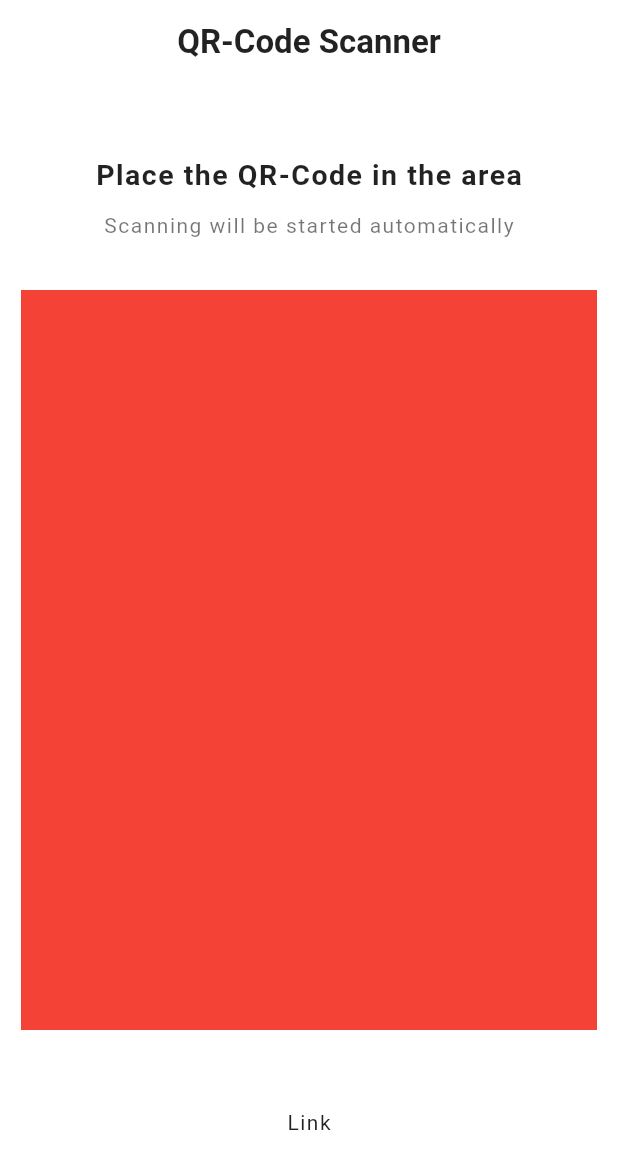
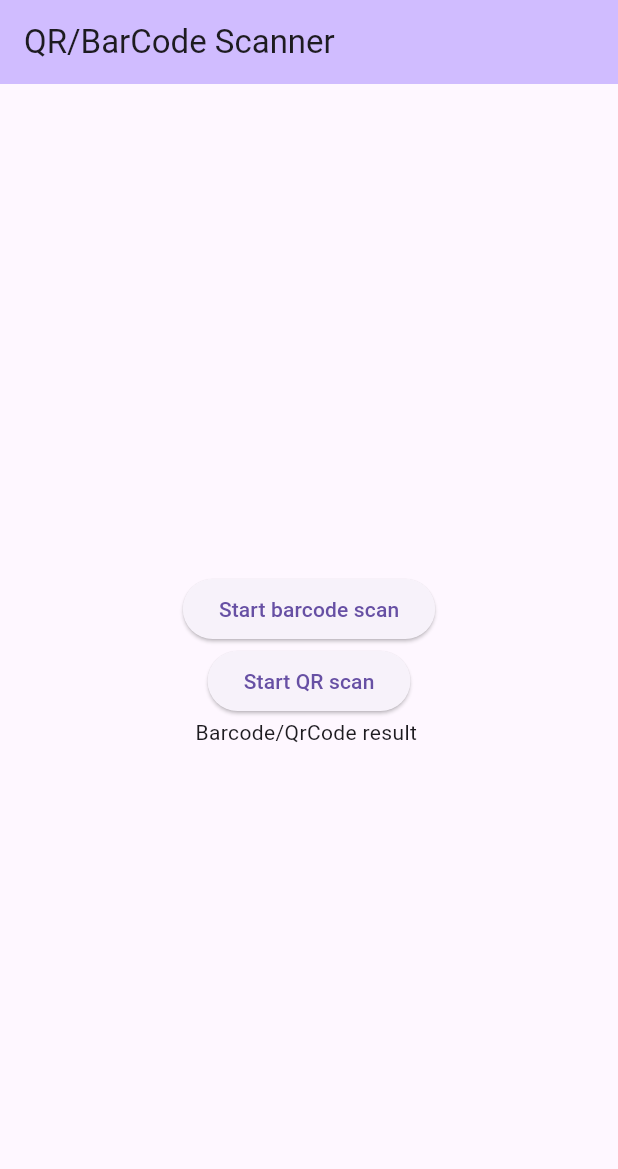
Before and after one commit to AbuRasel9/QR-Code-Scanner, a Flutter app: the screen it shows after launch, on a phone screen of 412 x 824 dp. Shown: the top 1169 px of the screen. Run offline on Flutter 3.47's test engine with Material 3 defaults, Android fonts, the phone set to English and light mode, and no system bars; missing offline and left inert: flutter_barcode_scanner.

Commit message:
qr code/barcode scanner done

```diff
--- a/lib/main.dart
+++ b/lib/main.dart
@@ -1,6 +1,5 @@
 import 'package:flutter/material.dart';
-import 'package:qr_code_scanner/scanner_page.dart';
-
+import 'package:qr_code_scanner/scanner_screen.dart';
 void main() {
   runApp(const MyApp());
 }
@@ -8,10 +7,12 @@ void main() {
 class MyApp extends StatelessWidget {
   const MyApp({super.key});
 
+  // This widget is the root of your application.
   @override
   Widget build(BuildContext context) {
     return MaterialApp(
-      home: QrCodeScanner(),
+
+      home:  Scanner(),
     );
   }
 }
--- a/lib/result_screen.dart
+++ /dev/null
@@ -1,22 +0,0 @@
-import 'package:flutter/material.dart';
-import 'package:qr_code_scanner/scanner_page.dart';
-class ResultScreen extends StatelessWidget {
-  const ResultScreen({super.key});
-
-  @override
-  Widget build(BuildContext context) {
-    return Scaffold(
-      appBar: AppBar(
-        backgroundColor: bgColor,
-        elevation: 0,
-        centerTitle: true,
-        title: const Text(
-          "QR-Code Scanner",
-          style:
-          TextStyle(
-              fontWeight: FontWeight.bold, color: Colors.black87),
-        ),
-      ),
-    );
-  }
-}
--- a/lib/scanner_page.dart
+++ /dev/null
@@ -1,81 +0,0 @@
-import 'package:flutter/material.dart';
-
-Color bgColor = Colors.white70;
-
-class QrCodeScanner extends StatefulWidget {
-  const QrCodeScanner({super.key});
-
-  @override
-  State<QrCodeScanner> createState() => _QrCodeScannerState();
-}
-
-class _QrCodeScannerState extends State<QrCodeScanner> {
-  @override
-  Widget build(BuildContext context) {
-    return Scaffold(
-        backgroundColor: bgColor,
-        appBar: AppBar(
-          backgroundColor: bgColor,
-          elevation: 0,
-          centerTitle: true,
-          title: const Text(
-            "QR-Code Scanner",
-            style:
-                TextStyle(
-                    fontWeight: FontWeight.bold, color: Colors.black87),
-          ),
-        ),
-        body: Container(
-          width: double.infinity,
-          padding: const EdgeInsets.all(14),
-          child: Column(
-            children: [
-              //instruction part
-              Expanded(
-                  child: Container(
-                child: const Column(
-                  mainAxisAlignment: MainAxisAlignment.center,
-                  children: [
-                    Text(
-                      "Place the QR-Code in the area",
-                      style: TextStyle(
-                          letterSpacing: 1,
-                          fontWeight: FontWeight.bold,
-                          fontSize: 19,
-                          color: Colors.black87),
-                    ),
-                    SizedBox(
-                      height: 10,
-                    ),
-                    Text(
-                      "Scanning will be started automatically",
-                      style: TextStyle(
-                          letterSpacing: 1,
-                          fontSize: 14, color: Colors.black54),
-                    ),
-                  ],
-                ),
-              )),
-
-              //scanner part
-              Expanded(
-                  flex: 4,
-                  child: Container(
-                    color: Colors.red,
-                  )),
-
-              //result part
-              Expanded(
-                  child: Container(
-                    alignment: Alignment.center,
-                    child: const Text("Link",style: TextStyle(
-                      fontSize: 14,
-                      color: Colors.black87,
-                      letterSpacing: 1
-                    ),),
-              )),
-            ],
-          ),
-        ));
-  }
-}
--- /dev/null
+++ b/lib/scanner_screen.dart
@@ -0,0 +1,68 @@
+import 'package:flutter/material.dart';
+import 'package:flutter/services.dart';
+
+import 'package:flutter_barcode_scanner/flutter_barcode_scanner.dart';
+
+
+
+class Scanner extends StatefulWidget {
+  const Scanner({super.key, });
+
+  @override
+  State<Scanner> createState() => _ScannerState();
+}
+
+class _ScannerState extends State<Scanner> {
+  String _scanBarcodeResult = '';
+
+  @override
+  Widget build(BuildContext context) {
+    return Scaffold(
+      appBar: AppBar(
+        backgroundColor: Theme.of(context).colorScheme.inversePrimary,
+        title: Text("QR/BarCode Scanner"),
+      ),
+      body: Builder(
+        builder: (_) => Center(
+          child: Column(
+            mainAxisAlignment: MainAxisAlignment.center,
+            children: <Widget>[
+              ElevatedButton(
+                  onPressed: scanBarcodeNormal,
+                  child: Text("Start barcode scan")),
+              ElevatedButton(onPressed: scnQR, child: Text("Start QR scan")),
+              Text("Barcode/QrCode result $_scanBarcodeResult")
+            ],
+          ),
+        ),
+      ),
+    );
+  }
+
+  void scanBarcodeNormal() async {
+    String barcodeScanRes;
+    try {
+      barcodeScanRes = await FlutterBarcodeScanner.scanBarcode(
+          "#ff6666", "cancel", true, ScanMode.BARCODE);
+    } on PlatformException {
+      barcodeScanRes = "Failed to get platform version";
+    }
+    setState(() {
+      _scanBarcodeResult = barcodeScanRes;
+    });
+  }
+
+  void scnQR() async {
+    String barcodeScanRes;
+    try {
+      barcodeScanRes = await FlutterBarcodeScanner.scanBarcode(
+          "#ff6666", "cancel", true, ScanMode.QR);
+    } on PlatformException {
+      barcodeScanRes = "Failed to get platform version";
+    }
+    setState(() {
+      _scanBarcodeResult = barcodeScanRes;
+    });
+  }
+
+}
--- a/pubspec.yaml
+++ b/pubspec.yaml
@@ -34,9 +34,8 @@ dependencies:
 
   # The following adds the Cupertino Icons font to your application.
   # Use with the CupertinoIcons class for iOS style icons.
-  cupertino_icons: ^1.0.2
-  #qr code scanner
-  mobile_scanner: ^3.5.5
+  simple_barcode_scanner: ^0.0.8
+
 
 dev_dependencies:
   flutter_test:
```
Also changed, not shown: pubspec.lock, 1 other file.
